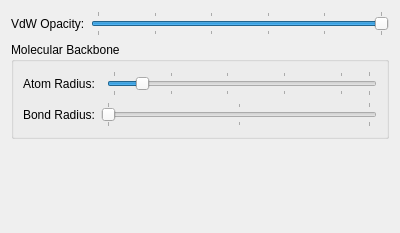
Above: libavogadro/src/engines/spheresettingswidget.ui from cryos/avogadro before the change. Below: the same form after it.
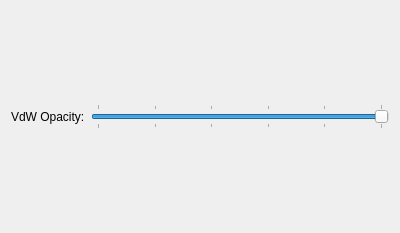
That is the form after the change.

Commit message: Removed the skeleton rendering functions - use the other engines thanks to changes in engine rendering order made by Donald. Much simpler implementation that can use any engine for the backbone now.

Diff of the .ui file:
```diff
--- a/libavogadro/src/engines/spheresettingswidget.ui
+++ b/libavogadro/src/engines/spheresettingswidget.ui
@@ -12,17 +12,15 @@
   <property name="windowTitle" >
    <string>Form</string>
   </property>
-  <layout class="QVBoxLayout" >
-   <item>
-    <layout class="QHBoxLayout" >
-     <item>
+  <layout class="QGridLayout" >
+   <item row="0" column="0" >
       <widget class="QLabel" name="bondRadiusLabel_2" >
        <property name="text" >
         <string>VdW Opacity:</string>
        </property>
       </widget>
      </item>
-     <item>
+   <item row="0" column="1" >
       <widget class="QSlider" name="opacitySlider" >
        <property name="minimum" >
         <number>0</number>
@@ -55,88 +53,6 @@
         <number>4</number>
        </property>
       </widget>
-     </item>
-    </layout>
-   </item>
-   <item>
-    <widget class="QGroupBox" name="groupBox" >
-     <property name="title" >
-      <string>Molecular Backbone</string>
-     </property>
-     <layout class="QGridLayout" >
-      <item row="0" column="0" colspan="2" >
-       <widget class="QLabel" name="atomRadiusLabel" >
-        <property name="text" >
-         <string>Atom Radius:</string>
-        </property>
-       </widget>
-      </item>
-      <item row="0" column="2" >
-       <widget class="QSlider" name="atomRadiusSlider" >
-        <property name="minimum" >
-         <number>1</number>
-        </property>
-        <property name="maximum" >
-         <number>10</number>
-        </property>
-        <property name="pageStep" >
-         <number>2</number>
-        </property>
-        <property name="value" >
-         <number>2</number>
-        </property>
-        <property name="orientation" >
-         <enum>Qt::Horizontal</enum>
-        </property>
-        <property name="tickPosition" >
-         <enum>QSlider::TicksBothSides</enum>
-        </property>
-       </widget>
-      </item>
-      <item row="1" column="0" >
-       <widget class="QLabel" name="bondRadiusLabel" >
-        <property name="text" >
-         <string>Bond Radius:</string>
-        </property>
-       </widget>
-      </item>
-      <item row="1" column="1" colspan="2" >
-       <widget class="QSlider" name="bondRadiusSlider" >
-        <property name="minimum" >
-         <number>1</number>
-        </property>
-        <property name="maximum" >
-         <number>3</number>
-        </property>
-        <property name="pageStep" >
-         <number>1</number>
-        </property>
-        <property name="value" >
-         <number>1</number>
-        </property>
-        <property name="orientation" >
-         <enum>Qt::Horizontal</enum>
-        </property>
-        <property name="tickPosition" >
-         <enum>QSlider::TicksBothSides</enum>
-        </property>
-       </widget>
-      </item>
-     </layout>
-    </widget>
-   </item>
-   <item>
-    <spacer>
-     <property name="orientation" >
-      <enum>Qt::Vertical</enum>
-     </property>
-     <property name="sizeHint" >
-      <size>
-       <width>20</width>
-       <height>40</height>
-      </size>
-     </property>
-    </spacer>
    </item>
   </layout>
  </widget>
```
Lines whose indentation alone changed are shown as unchanged. The commit also changes 3 other files.
